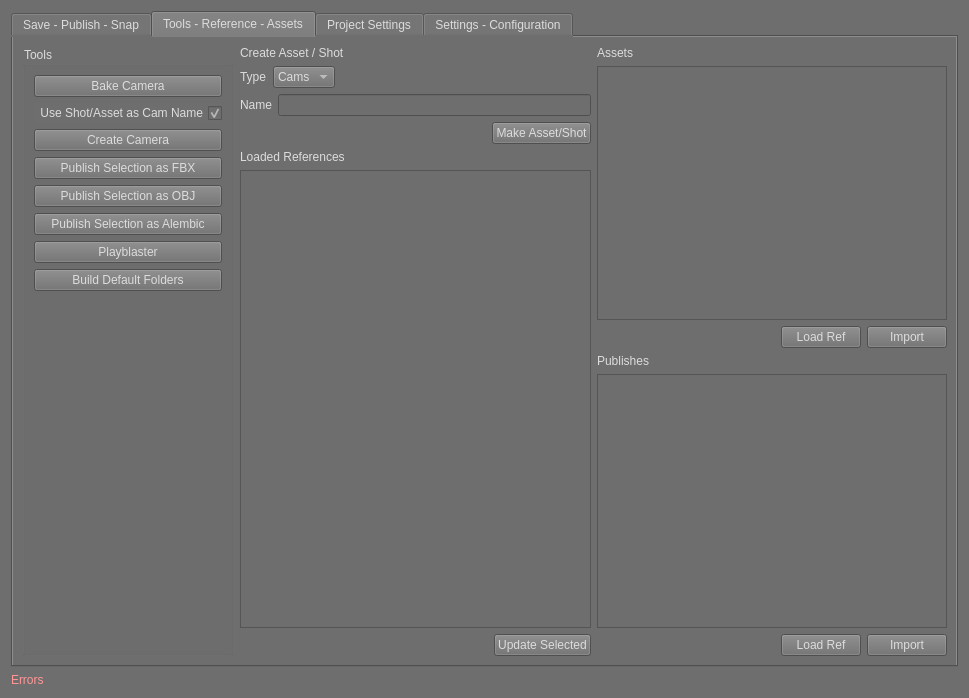
First picture: the form in ui/superSaver_UI.ui, repository SleepDeprivedVFX/versionUp, before the edit.
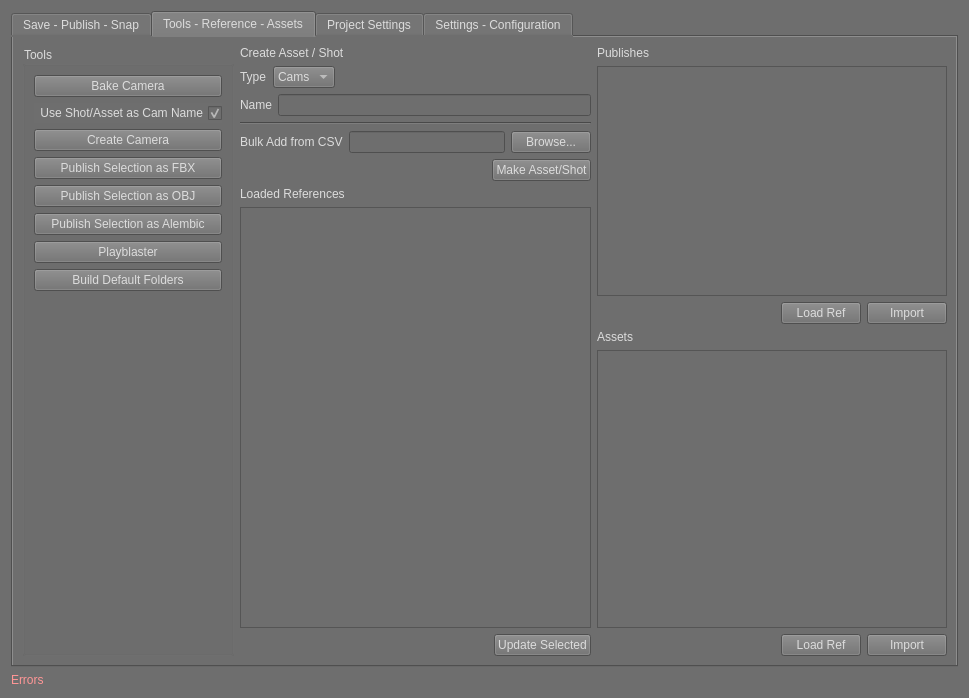
Second picture: the form after the edit. The open tabs and pages were chosen to show the change.

Commit message: v1.2.7:  Added new camera creation routine

Diff of the .ui file:
```diff
--- a/ui/superSaver_UI.ui
+++ b/ui/superSaver_UI.ui
@@ -703,7 +703,7 @@
       <attribute name="title">
        <string>Tools - Reference - Assets</string>
       </attribute>
-      <layout class="QHBoxLayout" name="horizontalLayout_36">
+      <layout class="QHBoxLayout" name="horizontalLayout_37">
        <item>
         <widget class="QGroupBox" name="toolsGroup">
          <property name="title">
@@ -893,6 +893,49 @@
              </item>
             </layout>
            </item>
+           <item>
+            <widget class="Line" name="line_7">
+             <property name="orientation">
+              <enum>Qt::Orientation::Horizontal</enum>
+             </property>
+            </widget>
+           </item>
+           <item>
+            <layout class="QHBoxLayout" name="horizontalLayout_36">
+             <item>
+              <widget class="QLabel" name="bulk_add_label">
+               <property name="toolTip">
+                <string>You can add a bulk of items from a CSV file.  
+The CSV file must not have a header.
+The first column must be the asset or shot name.
+The second column must be the Type (Cams, Char, Env, Prop, Veh,, or Shot).
+Do not add a Name in the Name field if using this option.</string>
+               </property>
+               <property name="text">
+                <string>Bulk Add from CSV</string>
+               </property>
+              </widget>
+             </item>
+             <item>
+              <widget class="QLineEdit" name="bulk_add">
+               <property name="toolTip">
+                <string>You can add a bulk of items from a CSV file.  
+The CSV file must not have a header.
+The first column must be the asset or shot name.
+The second column must be the Type (Cams, Char, Env, Prop, Veh,, or Shot).
+Do not add a Name in the Name field if using this option.</string>
+               </property>
+              </widget>
+             </item>
+             <item>
+              <widget class="QPushButton" name="bulk_add_btn">
+               <property name="text">
+                <string>Browse...</string>
+               </property>
+              </widget>
+             </item>
+            </layout>
+           </item>
            <item>
             <layout class="QHBoxLayout" name="horizontalLayout_34">
              <item>
@@ -982,6 +1025,75 @@
         <layout class="QVBoxLayout" name="verticalLayout_13">
          <item>
           <layout class="QVBoxLayout" name="verticalLayout_6">
+           <item>
+            <layout class="QVBoxLayout" name="verticalLayout_12">
+             <item>
+              <widget class="QLabel" name="publishes_tree_label">
+               <property name="toolTip">
+                <string>The list of items that have been published for the project</string>
+               </property>
+               <property name="styleSheet">
+                <string notr="true">font: 700 12pt &quot;Segoe UI&quot;;</string>
+               </property>
+               <property name="text">
+                <string>Publishes</string>
+               </property>
+               <property name="buddy">
+                <cstring>publishes_tree</cstring>
+               </property>
+              </widget>
+             </item>
+             <item>
+              <widget class="QTreeWidget" name="publishes_tree">
+               <property name="toolTip">
+                <string>The list of items that have been published for the project</string>
+               </property>
+               <property name="alternatingRowColors">
+                <bool>true</bool>
+               </property>
+               <property name="headerHidden">
+                <bool>true</bool>
+               </property>
+               <column>
+                <property name="text">
+                 <string notr="true">1</string>
+                </property>
+               </column>
+              </widget>
+             </item>
+             <item>
+              <layout class="QHBoxLayout" name="horizontalLayout_35">
+               <item>
+                <spacer name="horizontalSpacer_21">
+                 <property name="orientation">
+                  <enum>Qt::Orientation::Horizontal</enum>
+                 </property>
+                 <property name="sizeHint" stdset="0">
+                  <size>
+                   <width>40</width>
+                   <height>20</height>
+                  </size>
+                 </property>
+                </spacer>
+               </item>
+               <item>
+                <widget class="QPushButton" name="loadRef_3_btn">
+                 <property name="text">
+                  <string>Load Ref</string>
+                 </property>
+                </widget>
+               </item>
+               <item>
+                <widget class="QPushButton" name="import_3_btn">
+                 <property name="text">
+                  <string>Import</string>
+                 </property>
+                </widget>
+               </item>
+              </layout>
+             </item>
+            </layout>
+           </item>
            <item>
             <widget class="QLabel" name="assetTreeLabel">
              <property name="toolTip">
@@ -1049,75 +1161,6 @@
            </item>
           </layout>
          </item>
-         <item>
-          <layout class="QVBoxLayout" name="verticalLayout_12">
-           <item>
-            <widget class="QLabel" name="publishes_tree_label">
-             <property name="toolTip">
-              <string>The list of items that have been published for the project</string>
-             </property>
-             <property name="styleSheet">
-              <string notr="true">font: 700 12pt &quot;Segoe UI&quot;;</string>
-             </property>
-             <property name="text">
-              <string>Publishes</string>
-             </property>
-             <property name="buddy">
-              <cstring>publishes_tree</cstring>
-             </property>
-            </widget>
-           </item>
-           <item>
-            <widget class="QTreeWidget" name="publishes_tree">
-             <property name="toolTip">
-              <string>The list of items that have been published for the project</string>
-             </property>
-             <property name="alternatingRowColors">
-              <bool>true</bool>
-             </property>
-             <property name="headerHidden">
-              <bool>true</bool>
-             </property>
-             <column>
-              <property name="text">
-               <string notr="true">1</string>
-              </property>
-             </column>
-            </widget>
-           </item>
-           <item>
-            <layout class="QHBoxLayout" name="horizontalLayout_35">
-             <item>
-              <spacer name="horizontalSpacer_21">
-               <property name="orientation">
-                <enum>Qt::Orientation::Horizontal</enum>
-               </property>
-               <property name="sizeHint" stdset="0">
-                <size>
-                 <width>40</width>
-                 <height>20</height>
-                </size>
-               </property>
-              </spacer>
-             </item>
-             <item>
-              <widget class="QPushButton" name="loadRef_3_btn">
-               <property name="text">
-                <string>Load Ref</string>
-               </property>
-              </widget>
-             </item>
-             <item>
-              <widget class="QPushButton" name="import_3_btn">
-               <property name="text">
-                <string>Import</string>
-               </property>
-              </widget>
-             </item>
-            </layout>
-           </item>
-          </layout>
-         </item>
         </layout>
        </item>
       </layout>
```
Left out of the diff: 48 changed lines with no effect on the pictures. The commit also changes 2 other files.
